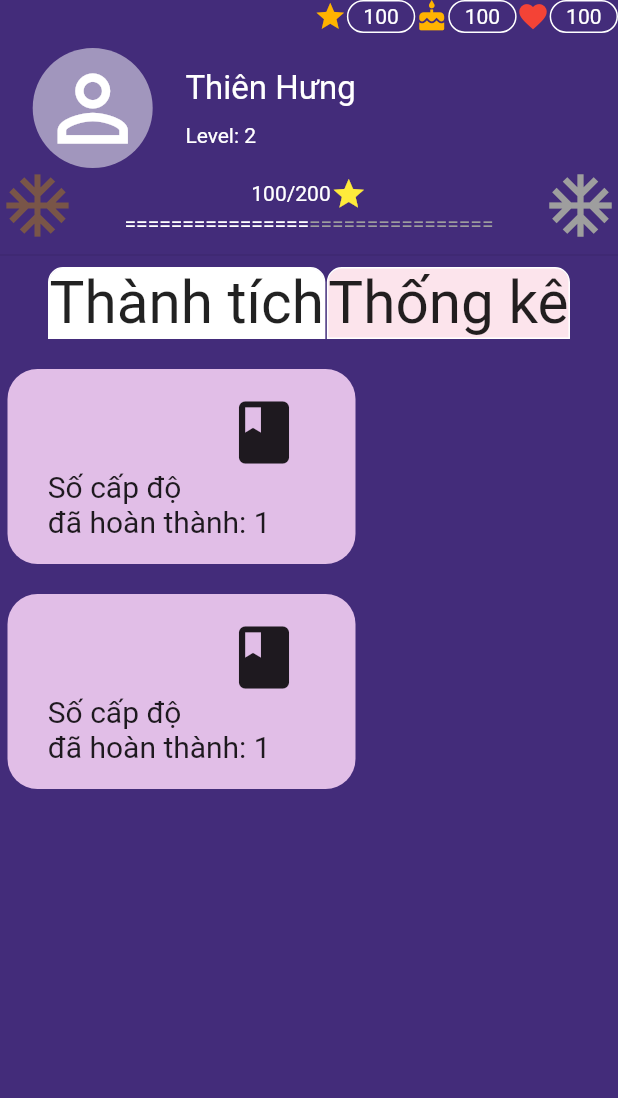
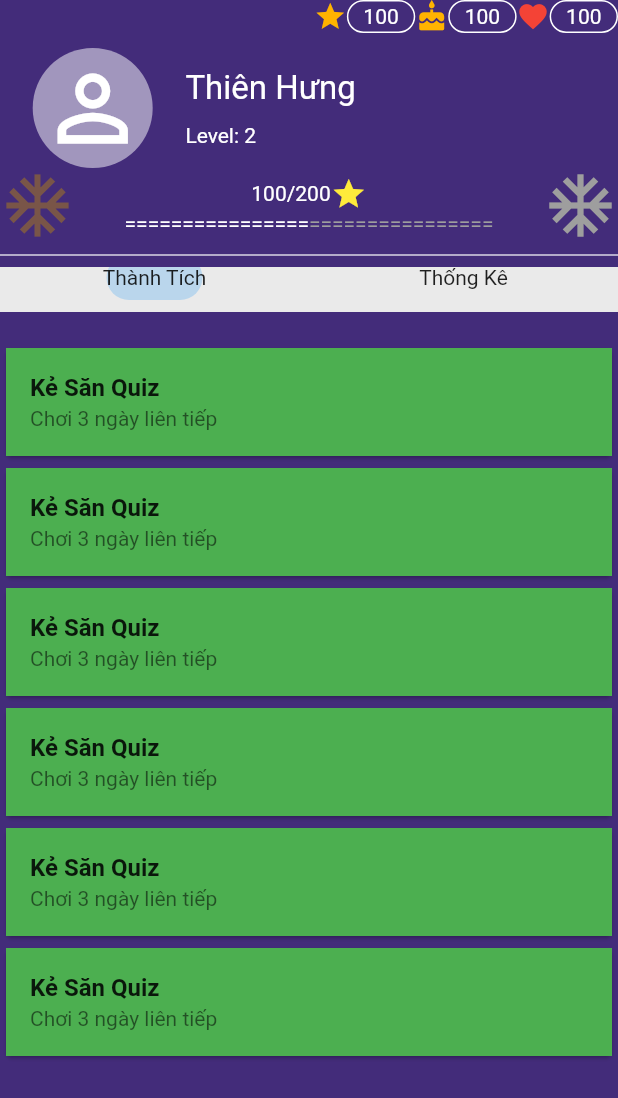
Before and after one commit to fakehyun00/bu_nhin_rom, a Flutter app: the ProfileScreen screen opened directly, on a phone screen of 412 x 824 dp. Shown: the top 1098 px of the screen. Run offline on Flutter 3.47's test engine with Material 2 defaults, Android fonts, the phone set to English and light mode, and no system bars; our stand-ins replace gap; network calls fail.

Commit message:
ScreenProfile and ScreenQuit

```diff
--- a/lib/main.dart
+++ b/lib/main.dart
@@ -4,11 +4,13 @@ import 'package:heocondihoc/components/bottombar.dart';
 import 'package:heocondihoc/screens/login.dart';
 import 'package:heocondihoc/screens/menu.dart';
 import 'package:heocondihoc/screens/pay.dart';
+import 'package:heocondihoc/screens/profile.dart';
 import 'package:heocondihoc/screens/register.dart';
 import 'package:heocondihoc/screens/buyplays.dart';
 import 'package:heocondihoc/screens/singlematch.dart';
 import 'package:heocondihoc/screens/singlematch_answer.dart';
 import 'package:heocondihoc/screens/singlematch_wrong.dart';
+import 'package:heocondihoc/screens/quit.dart';
 
 void main() {
   runApp(const MyApp());
@@ -23,7 +25,7 @@ class MyApp extends StatelessWidget {
       theme: ThemeData(
         primarySwatch: Colors.blue,
       ),
-      home: const SingleMatch_Answer(),
+      home: const Quit(),
       debugShowCheckedModeBanner: false,
     );
   }
--- a/lib/screens/buyplays.dart
+++ b/lib/screens/buyplays.dart
@@ -114,7 +114,8 @@ class _BuyPlaysState extends State<BuyPlays> {
                 Row(
                   children: [
                     Icon(
-                      Icons.favorite_sharp,
+                      Icons.favorite,
+                      color: Colors.red,
                     )
                   ],
                 )
--- a/lib/screens/profile.dart
+++ b/lib/screens/profile.dart
@@ -1,10 +1,7 @@
 import 'package:flutter/material.dart';
-import 'package:flutter/src/widgets/container.dart';
-import 'package:flutter/src/widgets/framework.dart';
 import 'package:gap/gap.dart';
 import 'package:heocondihoc/models/color.dart';
 import 'package:heocondihoc/models/header_info.dart';
-import '../models/item.dart';
 import 'package:heocondihoc/models/padding_shop.dart';
 
 class ProfileScreen extends StatefulWidget {
@@ -15,114 +12,239 @@ class ProfileScreen extends StatefulWidget {
 }
 
 class _ProfileScreenState extends State<ProfileScreen> {
+  int currentPageIndex = 0;
   @override
   Widget build(BuildContext context) {
     return Scaffold(
       backgroundColor: background_color,
-      body: ListView(
-        children: [
+      body: Column(children: [
         Container(
           child: HeaderInfo(),
         ),
-          Divider(),
-          Row(
-            mainAxisAlignment: MainAxisAlignment.center,
-            children: [
+        divider,
+        NavigationBar(
+            height: 30,
+            onDestinationSelected: (int index) {
+              setState(() {
+                currentPageIndex = index;
+              });
+            },
+            selectedIndex: currentPageIndex,
+            destinations: const <Widget>[
+              NavigationDestination(
+                icon: Text('Thành Tích'),
+                label: '',
+              ),
+              NavigationDestination(icon: Text('Thống Kê'), label: ''),
+            ]),
+        Gap(20),
+        <Widget>[
           Container(
-                decoration: BoxDecoration(
-                    color: Colors.white,
-                    border: Border.all(color: Colors.white, width: 1),
-                    borderRadius: BorderRadius.only(
-                        topLeft: Radius.circular(10),
-                        topRight: Radius.circular(10))),
-                child: Text(
-                  'Thành tích',
-                  style: TextStyle(fontSize: 39),
+            child: Column(
+              children: const [
+                Card(
+                  child: ListTile(
+                    title: Text(
+                      'Kẻ Săn Quiz',
+                      style: TextStyle(fontWeight: FontWeight.bold),
+                    ),
+                    tileColor: Colors.green,
+                    subtitle: Text('Chơi 3 ngày liên tiếp'),
                   ),
                 ),
-              Gap(1),
-              Container(
-                decoration: BoxDecoration(
-                    color: Colors.pink[50],
-                    border: Border.all(color: Colors.white, width: 1),
-                    borderRadius: BorderRadius.only(
-                        topLeft: Radius.circular(10),
-                        topRight: Radius.circular(10))),
-                child: Text(
-                  'Thống kê',
-                  style: TextStyle(fontSize: 39),
+                Card(
+                  child: ListTile(
+                    title: Text(
+                      'Kẻ Săn Quiz',
+                      style: TextStyle(fontWeight: FontWeight.bold),
+                    ),
+                    tileColor: Colors.green,
+                    subtitle: Text('Chơi 3 ngày liên tiếp'),
                   ),
                 ),
-            ],
+                Card(
+                  child: ListTile(
+                    title: Text(
+                      'Kẻ Săn Quiz',
+                      style: TextStyle(fontWeight: FontWeight.bold),
                     ),
-          Column(
-            children: [
-              Row(
-                children: [
-                  Expanded(
-                    child: Container(
-                      height: 130,
-                      padding:
-                          EdgeInsets.symmetric(horizontal: 15, vertical: 17),
-                      margin: EdgeInsets.only(right: 175, top: 20, left: 5),
-                      decoration: BoxDecoration(
-                          color: Colors.purple[100],
-                          borderRadius: BorderRadius.circular(20)),
-                      child: Column(
-                        children: [
-                          Container(
-                              margin: EdgeInsets.only(left: 110),
-                              child: Icon(
-                                Icons.book_rounded,
-                                size: 50,
-                              )),
-                          Text(
-                            'Số cấp độ \nđã hoàn thành: 1      ',
-                            style: TextStyle(fontSize: 20),
+                    tileColor: Colors.green,
+                    subtitle: Text('Chơi 3 ngày liên tiếp'),
+                  ),
+                ),
+                Card(
+                  child: ListTile(
+                    title: Text(
+                      'Kẻ Săn Quiz',
+                      style: TextStyle(fontWeight: FontWeight.bold),
+                    ),
+                    tileColor: Colors.green,
+                    subtitle: Text('Chơi 3 ngày liên tiếp'),
+                  ),
+                ),
+                Card(
+                  child: ListTile(
+                    title: Text(
+                      'Kẻ Săn Quiz',
+                      style: TextStyle(fontWeight: FontWeight.bold),
+                    ),
+                    tileColor: Colors.green,
+                    subtitle: Text('Chơi 3 ngày liên tiếp'),
+                  ),
+                ),
+                Card(
+                  child: ListTile(
+                    title: Text(
+                      'Kẻ Săn Quiz',
+                      style: TextStyle(fontWeight: FontWeight.bold),
+                    ),
+                    tileColor: Colors.green,
+                    subtitle: Text('Chơi 3 ngày liên tiếp'),
+                  ),
                 )
               ],
             ),
           ),
+          Container(
+            child: Column(
+              children: [
+                Row(
+                  mainAxisAlignment: MainAxisAlignment.spaceBetween,
+                  children: [
+                    Container(
+                        padding: EdgeInsets.all(20),
+                        child: Container(
+                            decoration: BoxDecoration(
+                                color: Color.fromARGB(255, 192, 156, 228),
+                                borderRadius: BorderRadius.circular(10)),
+                            height: MediaQuery.of(context).size.width / 2.8,
+                            width: MediaQuery.of(context).size.width / 2.8,
+                            child: Column(
+                              mainAxisAlignment: MainAxisAlignment.spaceBetween,
+                              children: [
+                                Row(
+                                  mainAxisAlignment: MainAxisAlignment.end,
+                                  children: [
+                                    Icon(
+                                      Icons.layers,
+                                      size: 50,
+                                    )
+                                  ],
                                 ),
+                                Row(
+                                  children: [
+                                    Text(
+                                      ' Số cấp độ đã \n hoàn thành: 1',
+                                      style: TextStyle(
+                                        fontSize: 20,
+                                      ),
+                                    )
+                                  ],
+                                )
+                              ],
+                            ))),
+                    Container(
+                        padding: EdgeInsets.all(20),
+                        child: Container(
+                            decoration: BoxDecoration(
+                                color: Color.fromARGB(255, 152, 220, 228),
+                                borderRadius: BorderRadius.circular(10)),
+                            height: MediaQuery.of(context).size.width / 2.8,
+                            width: MediaQuery.of(context).size.width / 2.8,
+                            child: Column(
+                              mainAxisAlignment: MainAxisAlignment.spaceBetween,
+                              children: [
+                                Row(
+                                  mainAxisAlignment: MainAxisAlignment.end,
+                                  children: [
+                                    Icon(
+                                      Icons.calendar_month,
+                                      size: 50,
+                                    )
+                                  ],
+                                ),
+                                Row(
+                                  children: [
+                                    Text(
+                                      ' Ngày tham gia:\n 11/11/2022',
+                                      style: TextStyle(fontSize: 20),
+                                    )
+                                  ],
+                                )
+                              ],
+                            ))),
+                  ],
+                ),
+                Row(
+                  mainAxisAlignment: MainAxisAlignment.spaceBetween,
+                  children: [
+                    Container(
+                        padding: EdgeInsets.all(20),
+                        child: Container(
+                            decoration: BoxDecoration(
+                                color: Color.fromARGB(255, 176, 212, 124),
+                                borderRadius: BorderRadius.circular(10)),
+                            height: MediaQuery.of(context).size.width / 2.8,
+                            width: MediaQuery.of(context).size.width / 2.8,
+                            child: Column(
+                              mainAxisAlignment: MainAxisAlignment.spaceBetween,
+                              children: [
+                                Row(
+                                  mainAxisAlignment: MainAxisAlignment.end,
+                                  children: [
+                                    Icon(
+                                      Icons.question_answer,
+                                      size: 50,
+                                    )
+                                  ],
+                                ),
+                                Row(
+                                  children: [
+                                    Text(
+                                      ' Số câu hỏi\n trả lời đúng: 9',
+                                      style: TextStyle(fontSize: 20),
+                                    )
+                                  ],
+                                )
+                              ],
+                            ))),
+                    Container(
+                        padding: EdgeInsets.all(20),
+                        child: Container(
+                            decoration: BoxDecoration(
+                                color: Color.fromARGB(255, 232, 180, 116),
+                                borderRadius: BorderRadius.circular(10)),
+                            height: MediaQuery.of(context).size.width / 2.8,
+                            width: MediaQuery.of(context).size.width / 2.8,
+                            child: Column(
+                              mainAxisAlignment: MainAxisAlignment.spaceBetween,
+                              children: [
+                                Row(
+                                  mainAxisAlignment: MainAxisAlignment.end,
+                                  children: [
+                                    Icon(
+                                      Icons.lightbulb,
+                                      size: 50,
+                                    )
+                                  ],
+                                ),
+                                Row(
+                                  children: [
+                                    Text(
+                                      ' Tỉ lệ\n trả lời đúng: 1',
+                                      style: TextStyle(fontSize: 20),
+                                    )
+                                  ],
+                                )
+                              ],
+                            ))),
                   ],
                 )
               ],
             ),
-          Column(
-            children: [
-              Row(
-                children: [
-                  Expanded(
-                    child: Container(
-                      height: 130,
-                      padding:
-                          EdgeInsets.symmetric(horizontal: 15, vertical: 17),
-                      margin: EdgeInsets.only(right: 175, top: 20, left: 5),
-                      decoration: BoxDecoration(
-                          color: Colors.purple[100],
-                          borderRadius: BorderRadius.circular(20)),
-                      child: Column(
-                        children: [
-                          Container(
-                              margin: EdgeInsets.only(left: 110),
-                              child: Icon(
-                                Icons.book_rounded,
-                                size: 50,
-                              )),
-                          Text(
-                            'Số cấp độ \nđã hoàn thành: 1      ',
-                            style: TextStyle(fontSize: 20),
-                          )
-                        ],
           ),
-                    ),
-                  ),
-                ],
-              )
-            ],
-          ),
-        ],
-      ),
+        ][currentPageIndex],
+      ]),
     );
   }
 }
```
Also changed, not shown: lib/screens/quit.dart (added, +284 -0 lines). Lines whose indentation alone changed are shown as unchanged.
